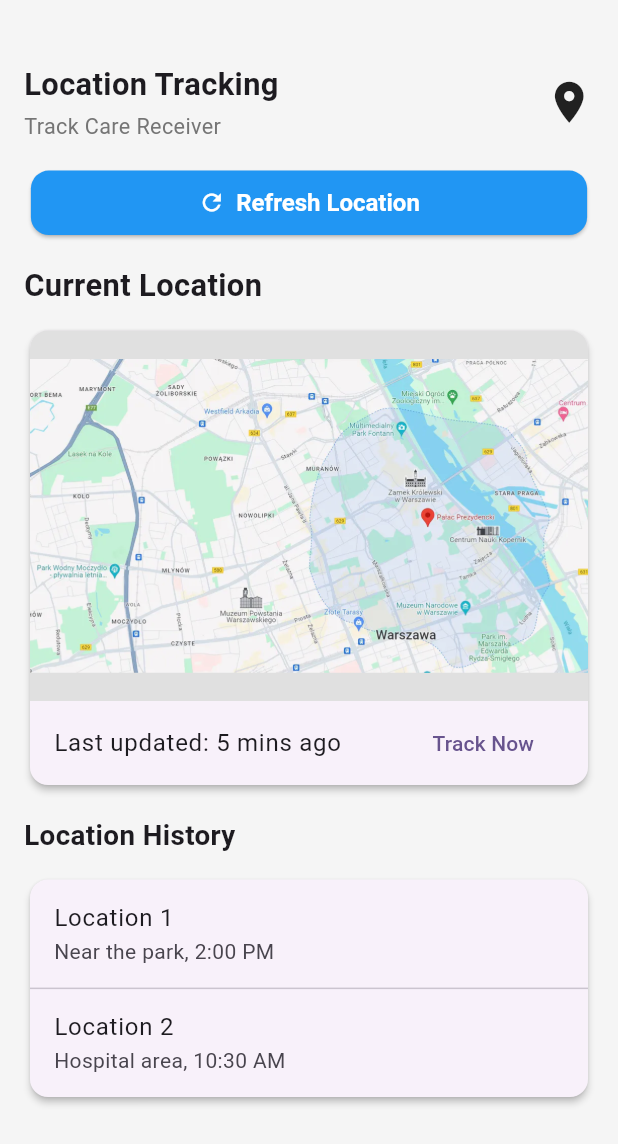
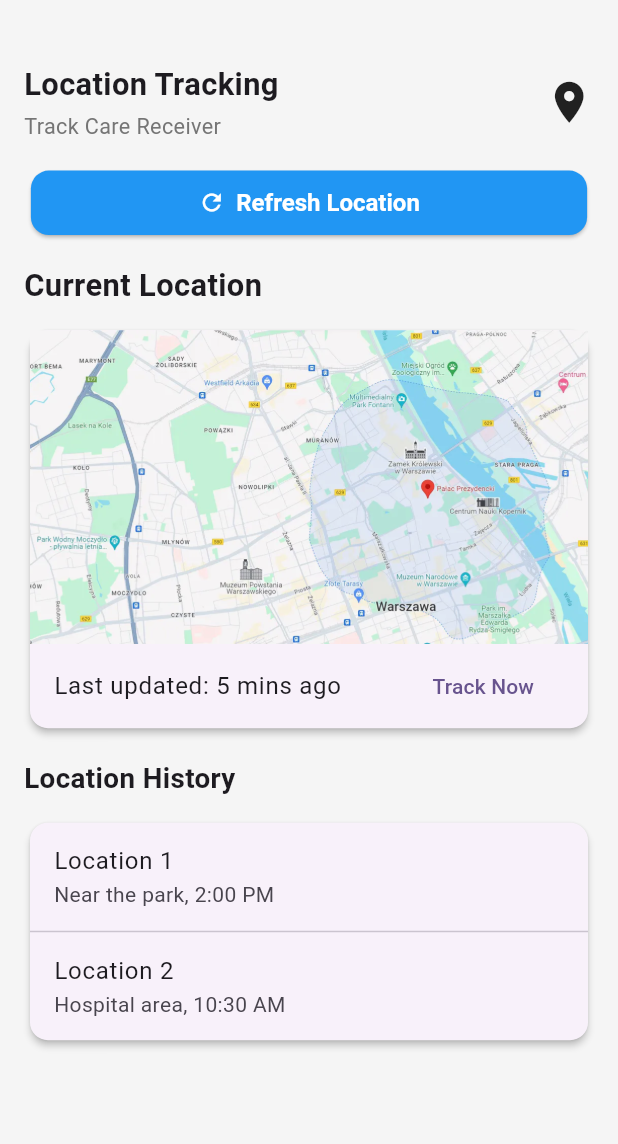
Before and after one commit to kartikkumarofficial/ElderCare, a Flutter app: the LocationTrackingScreen screen opened directly, on a phone screen of 412 x 824 dp. Shown: the top 1144 px of the screen. Run offline on Flutter 3.47's test engine with Material 3 defaults, Android fonts, the phone set to English and light mode, and no system bars.

Commit message:
location

```diff
--- a/lib/Screens/LocationScreen.dart
+++ b/lib/Screens/LocationScreen.dart
@@ -87,16 +87,7 @@ class LocationTrackingScreen extends StatelessWidget {
                 elevation: 2.0,
                 child: Column(
                   children: [
-                    Container(
-                      height: srcHeight * 0.3,
-                      decoration: BoxDecoration(
-                        borderRadius: BorderRadius.vertical(top: Radius.circular(12.0)),
-                        color: Colors.grey[300], // Placeholder for the map
-                      ),
-                      child: Center(
-                        child: ClipRRect(child: Image.asset('assets/images/map2.png')),
-                      ),
-                    ),
+                    ClipRRect(child: Image.asset('assets/images/map2.png')),
                     ListTile(
                       title: Text("Last updated: 5 mins ago"),
                       trailing: TextButton(
--- a/lib/Screens/LoginScreen.dart
+++ b/lib/Screens/LoginScreen.dart
@@ -1,6 +1,7 @@
 
 import 'package:eldercare/Screens/DashboardScreen.dart';
 import 'package:eldercare/Screens/SignUpScreen.dart';
+import 'package:eldercare/widgets/BottomNavBar.dart';
 import 'package:flutter/material.dart';
 
 class LoginScreen extends StatefulWidget {
@@ -33,7 +34,7 @@ class _LoginScreenState extends State<LoginScreen> {
         loading = false;
       });
       Navigator.push(
-          context, MaterialPageRoute(builder: (context) => DashboardScreen()));
+          context, MaterialPageRoute(builder: (context) => BottomNavBar()));
     });
   }
 
@@ -257,6 +258,7 @@ class _LoginScreenState extends State<LoginScreen> {
                                 }
                               },
                               style: ElevatedButton.styleFrom(
+
                                 backgroundColor: Colors.blueAccent,
                                 foregroundColor: Colors.white,
                                 padding: EdgeInsets.symmetric(
--- a/lib/Screens/NotificationsScreens.dart
+++ b/lib/Screens/NotificationsScreens.dart
@@ -96,7 +96,7 @@ class NotificationScreen extends StatelessWidget {
     return Scaffold(
       appBar: AppBar(
         title: Text('Caregiver Notifications'),
-        backgroundColor: Colors.blueAccent,
+        // backgroundColor: Colors.blueAccent,
       ),
       body: ListView.builder(
         itemCount: notifications.length,
--- a/pubspec.yaml
+++ b/pubspec.yaml
@@ -35,6 +35,7 @@ dependencies:
   # The following adds the Cupertino Icons font to your application.
   # Use with the CupertinoIcons class for iOS style icons.
   cupertino_icons: ^1.0.8
+  google_fonts: ^6.2.1
 
 dev_dependencies:
   flutter_test:
```
Also changed, not shown: pubspec.lock, 1 other file.
